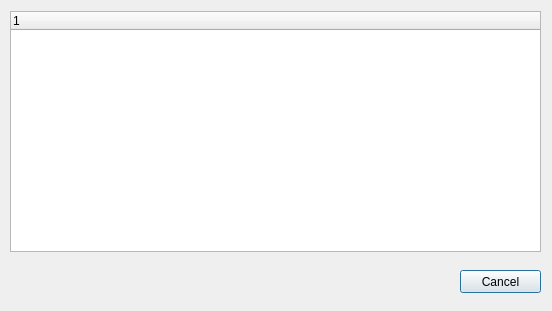
Before: the Qt Designer form USBNinjaGUI/managedrivesdialog.ui in gfoudree/usbninja, drawn with Qt 5.
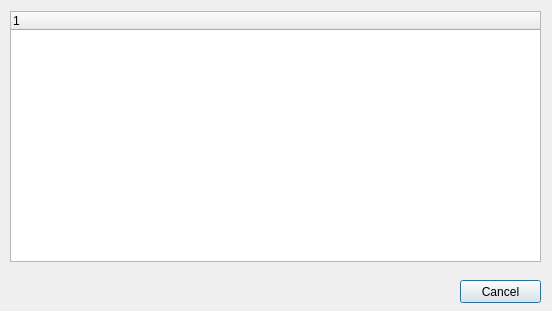
After: the same form once the commit is applied.

Diff of the .ui file:
```diff
--- a/USBNinjaGUI/managedrivesdialog.ui
+++ b/USBNinjaGUI/managedrivesdialog.ui
@@ -19,7 +19,7 @@
      <x>10</x>
      <y>11</y>
      <width>531</width>
-     <height>241</height>
+     <height>251</height>
     </rect>
    </property>
    <property name="styleSheet">
@@ -50,7 +50,7 @@
    <property name="geometry">
     <rect>
      <x>460</x>
-     <y>270</y>
+     <y>280</y>
      <width>81</width>
      <height>23</height>
     </rect>
```
